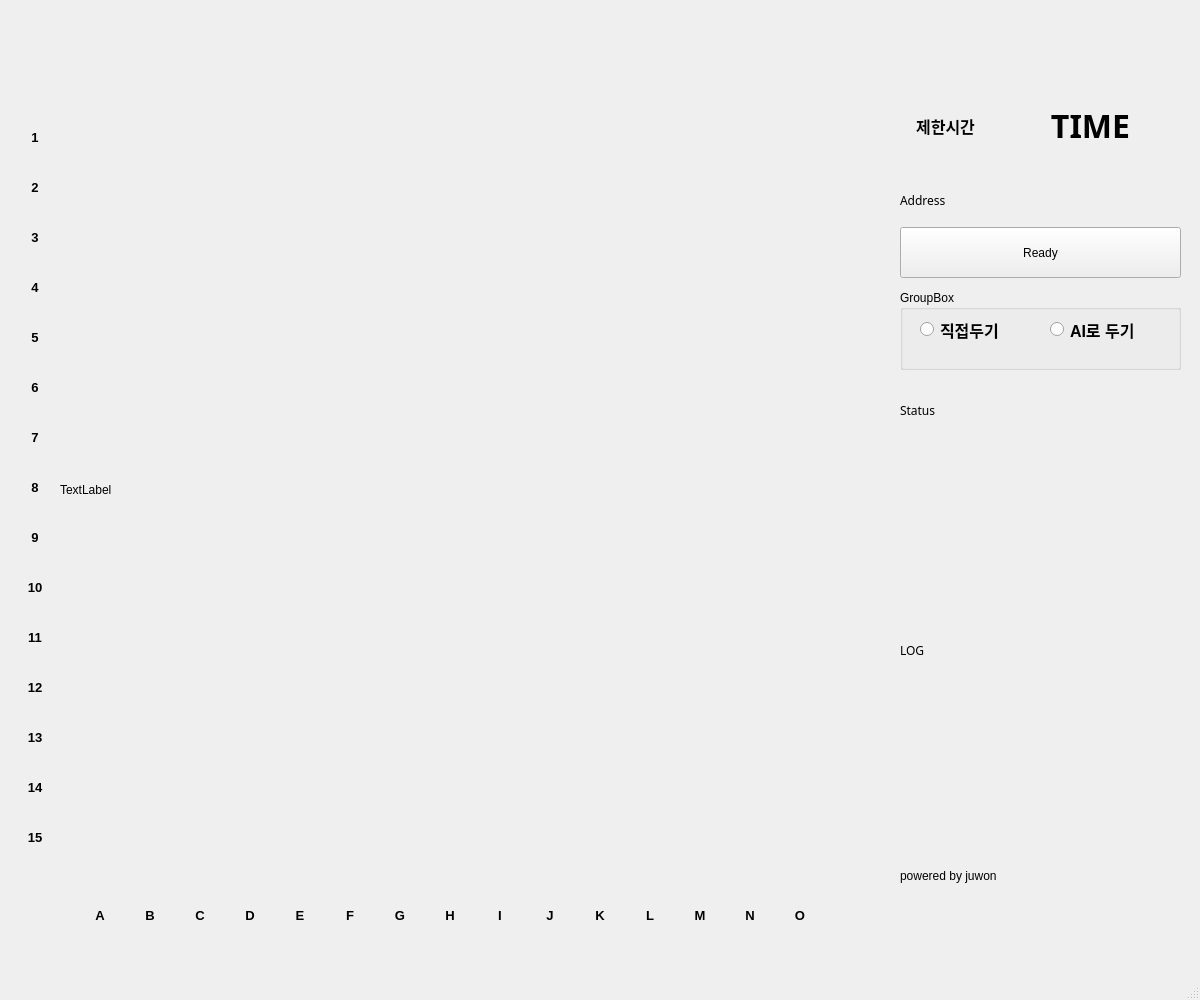
jujuwon/jumok, file gameWindow.ui: the form before one commit.
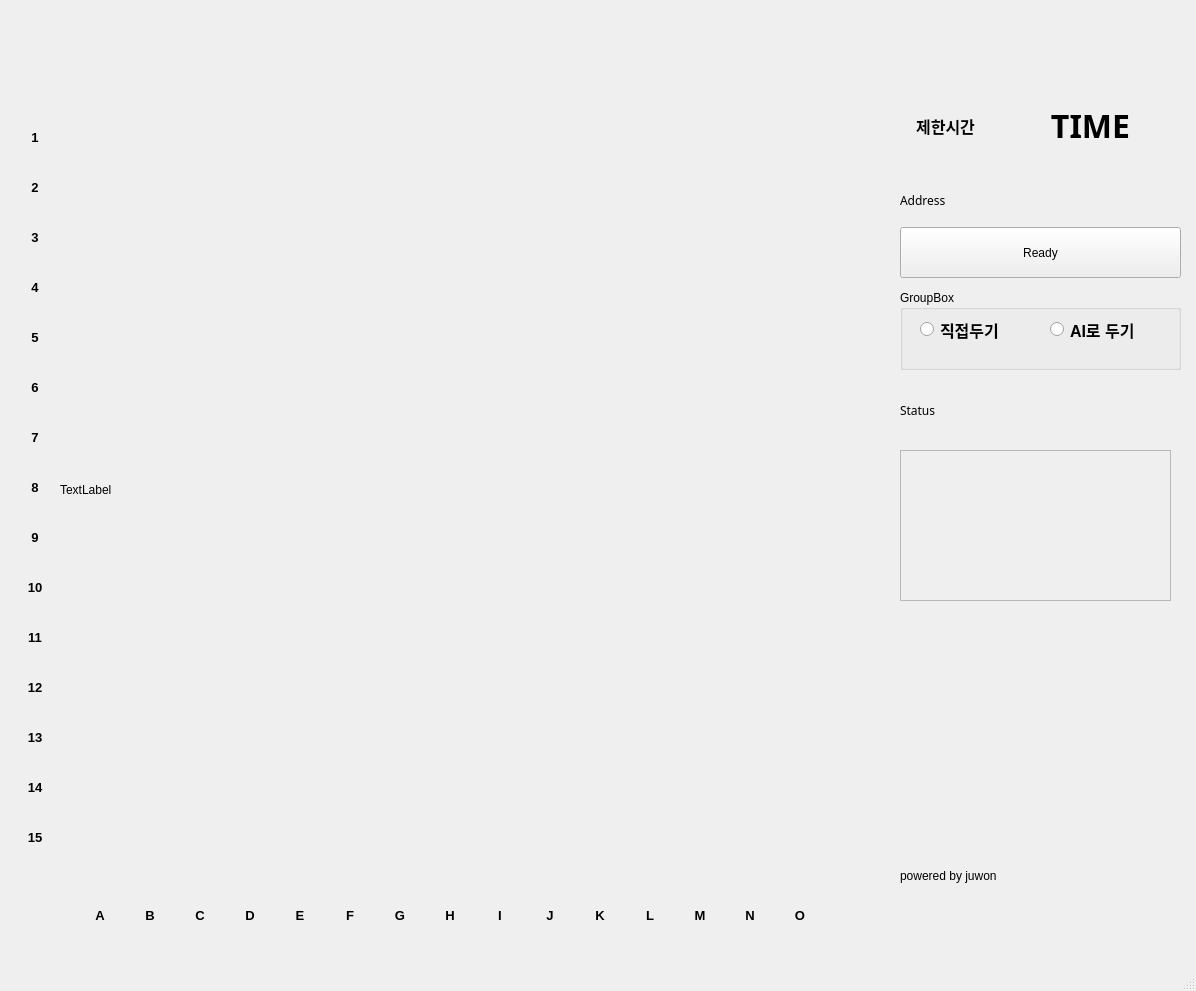
The form after the commit.

The edit to the form file:
```diff
--- a/gameWindow.ui
+++ b/gameWindow.ui
@@ -6,8 +6,8 @@
    <rect>
     <x>0</x>
     <y>0</y>
-    <width>1200</width>
-    <height>1000</height>
+    <width>1196</width>
+    <height>991</height>
    </rect>
   </property>
   <property name="windowTitle">
@@ -54,24 +54,6 @@
      <set>Qt::AlignCenter</set>
     </property>
    </widget>
-   <widget class="QLabel" name="logLabel">
-    <property name="geometry">
-     <rect>
-      <x>900</x>
-      <y>450</y>
-      <width>281</width>
-      <height>401</height>
-     </rect>
-    </property>
-    <property name="font">
-     <font>
-      <family>Sans Serif</family>
-     </font>
-    </property>
-    <property name="text">
-     <string>LOG</string>
-    </property>
-   </widget>
    <widget class="QLabel" name="footerLabel">
     <property name="geometry">
      <rect>
@@ -6168,6 +6150,49 @@
      </property>
     </widget>
    </widget>
+   <widget class="QScrollArea" name="logScroll">
+    <property name="geometry">
+     <rect>
+      <x>900</x>
+      <y>450</y>
+      <width>271</width>
+      <height>151</height>
+     </rect>
+    </property>
+    <property name="widgetResizable">
+     <bool>true</bool>
+    </property>
+    <widget class="QWidget" name="scrollAreaWidgetContents">
+     <property name="geometry">
+      <rect>
+       <x>0</x>
+       <y>0</y>
+       <width>269</width>
+       <height>149</height>
+      </rect>
+     </property>
+     <widget class="QLabel" name="logLabel">
+      <property name="geometry">
+       <rect>
+        <x>13</x>
+        <y>14</y>
+        <width>241</width>
+        <height>121</height>
+       </rect>
+      </property>
+      <property name="font">
+       <font>
+        <pointsize>10</pointsize>
+        <weight>75</weight>
+        <bold>true</bold>
+       </font>
+      </property>
+      <property name="text">
+       <string/>
+      </property>
+     </widget>
+    </widget>
+   </widget>
   </widget>
   <widget class="QMenuBar" name="menubar">
    <property name="geometry">
```
Left out of the diff: 4 changed lines with no effect on the pictures.
